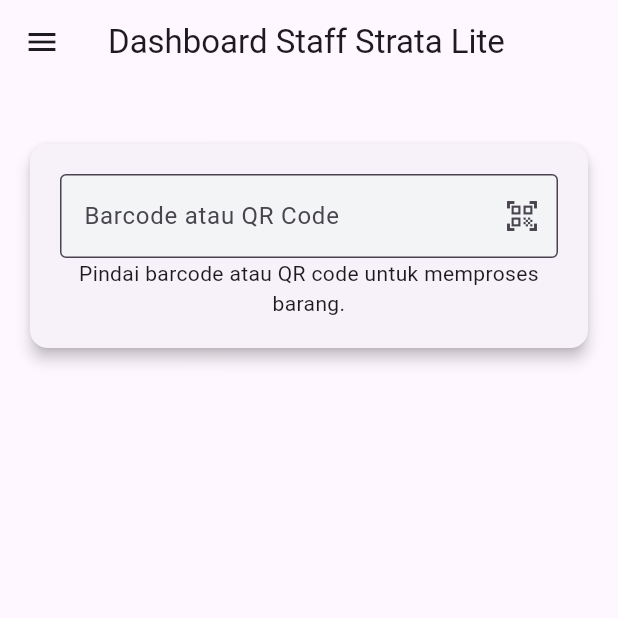
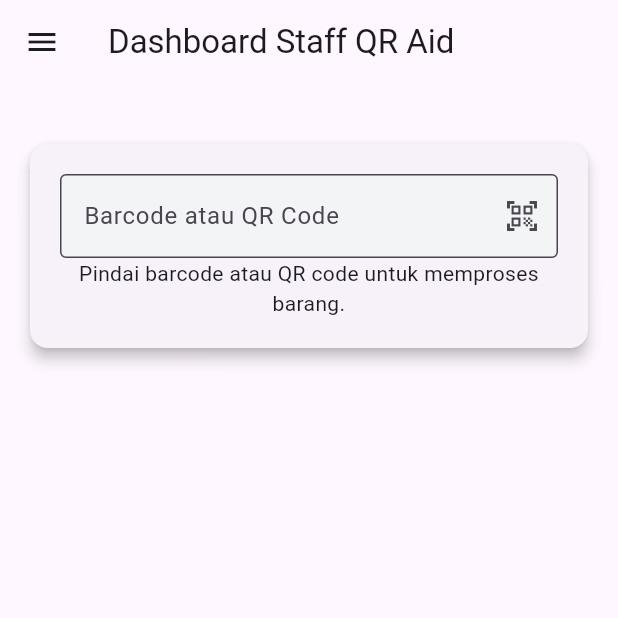
Before and after one commit to ZEN8890/Strata-lite, a Flutter app: the StaffDashboardScreen screen opened by its route, on a phone screen of 412 x 824 dp, the top half of it. Run offline on Flutter 3.47's test engine with Material 3 defaults, Android fonts, the phone set to English and light mode, and no system bars; our stand-ins replace another_flushbar, audioplayers, cloud_firestore, device_info_plus, file_picker, firebase_auth and 6 more; missing offline and left inert: excel, mobile_scanner; accounts and stored records are empty.

Commit message:
major changes,picture,app name

```diff
--- a/lib/screens/admin_dashboard_screen.dart
+++ b/lib/screens/admin_dashboard_screen.dart
@@ -1,17 +1,17 @@
 // Path: lib/screens/admin_dashboard_screen.dart
 import 'package:flutter/material.dart';
-import 'package:strata_lite/screens/item_list_screen.dart';
-import 'package:strata_lite/screens/time_log_screen.dart';
-import 'package:strata_lite/screens/scan_barcode.dart';
-import 'package:strata_lite/screens/settings_screen.dart';
-import 'package:strata_lite/screens/users_screen.dart';
+import 'package:QR_Aid/screens/item_list_screen.dart';
+import 'package:QR_Aid/screens/time_log_screen.dart';
+import 'package:QR_Aid/screens/scan_barcode.dart';
+import 'package:QR_Aid/screens/settings_screen.dart';
+import 'package:QR_Aid/screens/users_screen.dart';
 import 'package:firebase_auth/firebase_auth.dart';
 import 'package:cloud_firestore/cloud_firestore.dart';
 import 'dart:developer';
 import 'dart:async';
-import 'package:strata_lite/screens/login_screen.dart';
+import 'package:QR_Aid/screens/login_screen.dart';
 // Impor file baru
-import 'package:strata_lite/screens/group_management_dialog.dart';
+import 'package:QR_Aid/screens/group_management_dialog.dart';
 
 class AdminDashboardScreen extends StatefulWidget {
   const AdminDashboardScreen({super.key});
@@ -146,7 +146,7 @@ class _AdminDashboardScreenState extends State<AdminDashboardScreen> {
   Widget build(BuildContext context) {
     return Scaffold(
       appBar: AppBar(
-        title: const Text('Dashboard Admin Strata Lite'),
+        title: const Text('Dashboard Admin QR Aid'),
       ),
       drawer: Drawer(
         child: ListView(
--- a/lib/screens/group_management_dialog.dart
+++ b/lib/screens/group_management_dialog.dart
@@ -4,8 +4,8 @@ import 'package:flutter/foundation.dart' show defaultTargetPlatform;
 import 'package:file_picker/file_picker.dart';
 import 'package:cloud_firestore/cloud_firestore.dart';
 import 'package:another_flushbar/flushbar.dart';
-import 'package:strata_lite/models/group.dart';
-import 'package:strata_lite/models/item.dart';
+import 'package:QR_Aid/models/group.dart';
+import 'package:QR_Aid/models/item.dart';
 import 'package:qr_flutter/qr_flutter.dart';
 import 'dart:developer';
 import 'package:gallery_saver/gallery_saver.dart';
--- a/lib/screens/item_list_screen.dart
+++ b/lib/screens/item_list_screen.dart
@@ -6,8 +6,8 @@ import 'package:path_provider/path_provider.dart';
 import 'dart:io';
 import 'package:permission_handler/permission_handler.dart';
 import 'package:cloud_firestore/cloud_firestore.dart';
-import 'package:strata_lite/models/item.dart';
-import 'package:strata_lite/models/group.dart';
+import 'package:QR_Aid/models/item.dart';
+import 'package:QR_Aid/models/group.dart';
 import 'dart:developer';
 import 'package:device_info_plus/device_info_plus.dart';
 import 'package:flutter/foundation.dart';
@@ -16,7 +16,7 @@ import 'dart:async';
 import 'package:intl/intl.dart';
 import 'package:share_plus/share_plus.dart';
 import 'package:collection/collection.dart';
-import 'package:strata_lite/screens/group_management_dialog.dart';
+import 'package:QR_Aid/screens/group_management_dialog.dart';
 
 class ItemListScreen extends StatefulWidget {
   const ItemListScreen({super.key});
--- a/lib/screens/login_screen.dart
+++ b/lib/screens/login_screen.dart
@@ -202,7 +202,7 @@ class _LoginScreenState extends State<LoginScreen> {
               mainAxisAlignment: MainAxisAlignment.center,
               crossAxisAlignment: CrossAxisAlignment.stretch,
               children: [
-                Image.asset('assets/Strata_logo.png', height: 120),
+                Image.asset('assets/QR_logo.png', height: 120),
                 const SizedBox(height: 48.0),
                 TextFormField(
                   controller: _usernameController,
--- a/lib/screens/scan_barcode.dart
+++ b/lib/screens/scan_barcode.dart
@@ -5,9 +5,9 @@ import 'dart:async';
 import 'dart:developer';
 import 'package:cloud_firestore/cloud_firestore.dart';
 import 'package:firebase_auth/firebase_auth.dart';
-import 'package:strata_lite/models/item.dart';
-import 'package:strata_lite/models/log_entry.dart';
-import 'package:strata_lite/models/group.dart';
+import 'package:QR_Aid/models/item.dart';
+import 'package:QR_Aid/models/log_entry.dart';
+import 'package:QR_Aid/models/group.dart';
 import 'package:another_flushbar/flushbar.dart';
 import 'package:audioplayers/audioplayers.dart';
 
--- a/lib/screens/staff_dashboard_screen.dart
+++ b/lib/screens/staff_dashboard_screen.dart
@@ -1,8 +1,8 @@
 import 'package:flutter/material.dart';
 import 'package:firebase_auth/firebase_auth.dart';
 import 'package:cloud_firestore/cloud_firestore.dart';
-import 'package:strata_lite/screens/scan_barcode.dart'; // Import halaman Ambil Barang
-import 'package:strata_lite/screens/settings_screen.dart'; // Import halaman Pengaturan
+import 'package:QR_Aid/screens/scan_barcode.dart'; // Import halaman Ambil Barang
+import 'package:QR_Aid/screens/settings_screen.dart'; // Import halaman Pengaturan
 import 'dart:developer'; // Untuk log.log()
 
 class StaffDashboardScreen extends StatefulWidget {
@@ -136,8 +136,7 @@ class _StaffDashboardScreenState extends State<StaffDashboardScreen> {
   Widget build(BuildContext context) {
     return Scaffold(
       appBar: AppBar(
-        title: const Text(
-            'Dashboard Staff Strata Lite'), // Judul AppBar untuk staff
+        title: const Text('Dashboard Staff QR Aid'), // Judul AppBar untuk staff
         // Bagian 'actions' dihilangkan untuk menghapus ikon logout
       ),
       drawer: Drawer(
--- a/lib/screens/time_log_screen.dart
+++ b/lib/screens/time_log_screen.dart
@@ -1,8 +1,8 @@
 // Path: lib/screens/time_log_screen.dart
 import 'package:flutter/material.dart';
 import 'package:cloud_firestore/cloud_firestore.dart';
-import 'package:strata_lite/models/log_entry.dart';
-import 'package:strata_lite/models/item.dart';
+import 'package:QR_Aid/models/log_entry.dart';
+import 'package:QR_Aid/models/item.dart';
 import 'dart:developer';
 import 'package:intl/intl.dart';
 import 'dart:async';
--- a/pubspec.yaml
+++ b/pubspec.yaml
@@ -1,5 +1,5 @@
-name: strata_lite
-description: "Strata lite version."
+name: QR_Aid
+description: "First Aid Application."
 # The following line prevents the package from being accidentally published to
 # pub.dev using `flutter pub publish`. This is preferred for private packages.
 publish_to: 'none'
@@ -58,7 +58,7 @@ flutter:
 
   # To add assets to your application, add an assets section, like this:
   assets:
-    - assets/Strata_logo.png # Menambahkan jalur untuk logo aplikasi
+    - assets/QR_logo.png # Menambahkan jalur untuk logo aplikasi
     - assets/sounds/Beep.mp3 # Menambahkan jalur untuk suara beep
   # An image asset can refer to one or more resolution-specific "variants", see
   # https://flutter.dev/to/resolution-aware-images
```
Also changed, not shown: lib/main.dart (+4 -4 lines), assets/QR_logo.png (added), assets/Strata_logo.png (deleted), 11 other files.
